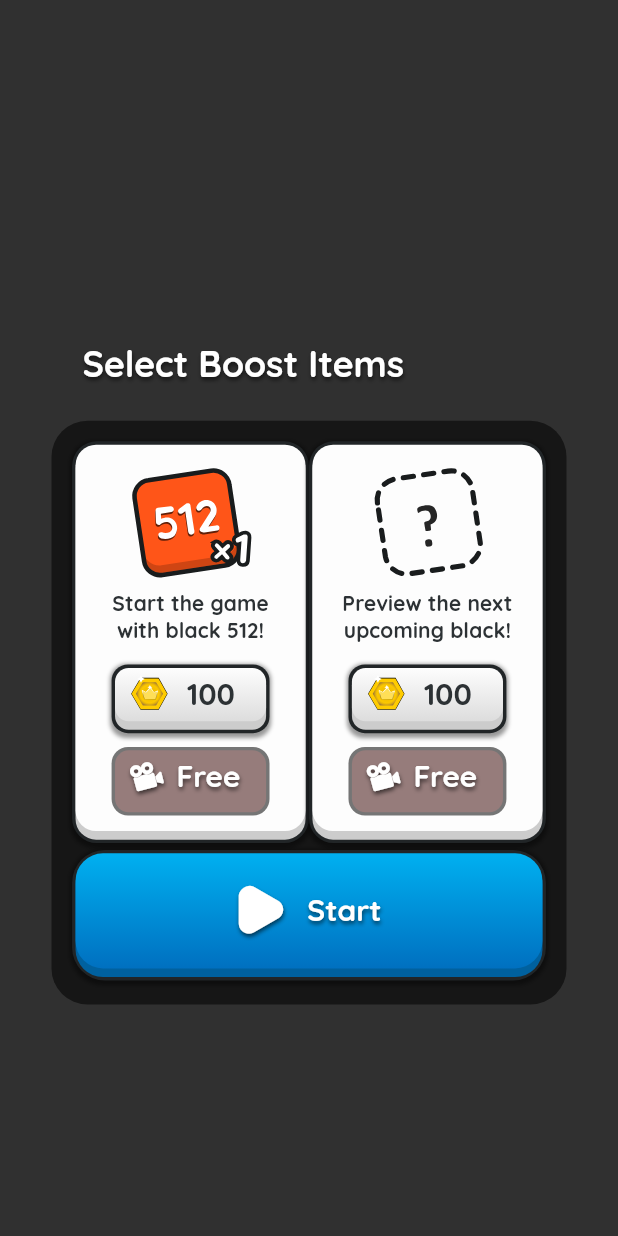
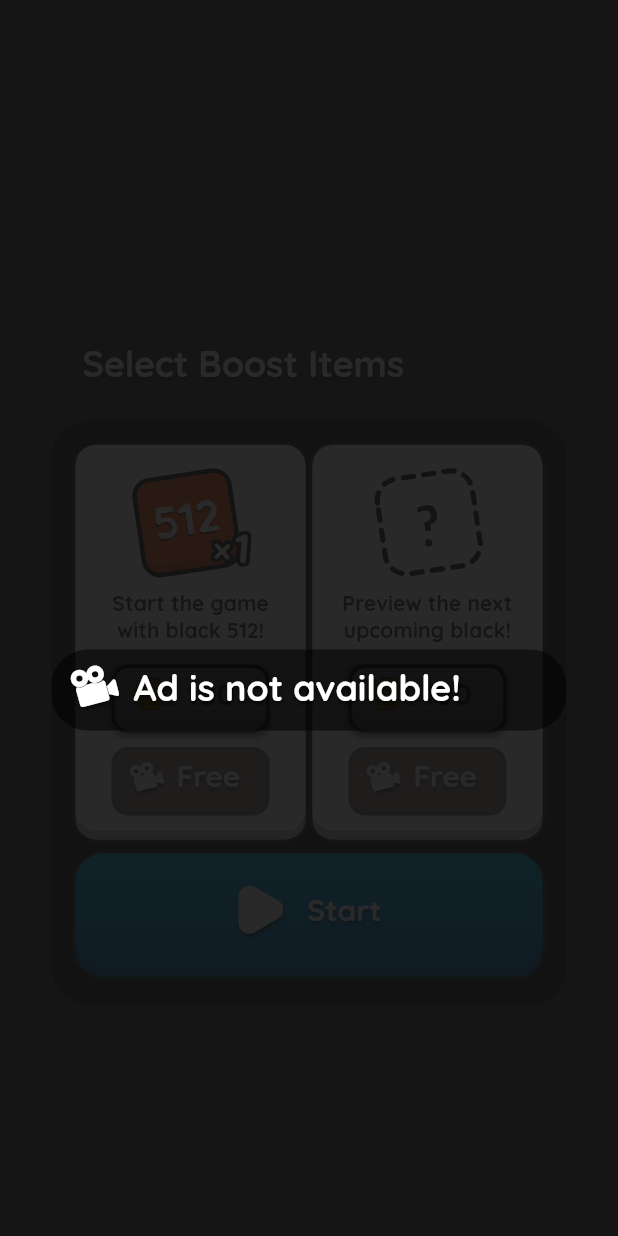
Before and after one commit to manjav/shooddice, a Flutter app: the screen it shows after launch, after a tap on an icon or button, on a phone screen of 412 x 824 dp. Run offline on Flutter 3.47's test engine with Material 2 defaults, Android fonts, the phone set to English and light mode, and no system bars; our stand-ins replace device_info, firebase_analytics, firebase_core, flutter_local_notifications, flutter_svg, in_app_purchase and 4 more; missing offline and left inert: appsflyer_sdk, flame, flame_svg, games_services, in_app_purchase_android, smartlook and 2 more; accounts and stored records are empty; statements that could not run were skipped.

Commit message:
Add error message for disable button

```diff
--- a/numbers/lib/overlays/all.dart
+++ b/numbers/lib/overlays/all.dart
@@ -123,6 +123,7 @@ class Overlays {
                 right: 0,
                 child: BumpedButton(
                     cornerRadius: 16.d,
+                    errorMessage: Ads.errorMessage(theme),
                     isEnable: numRevive < 2 && Ads.isReady(),
                     onTap: () => _buttonsClick(context, "revive", 0,
                         adId: AdPlace.Rewarded),
@@ -191,6 +192,7 @@ class Overlays {
                   cornerRadius: 16.d,
                   isEnable: Ads.isReady(),
                   colors: TColors.orange.value,
+                  errorMessage: Ads.errorMessage(theme),
                   onTap: () => _buttonsClick(
                       context, "record", rewardCoef * reward,
                       adId: AdPlace.Rewarded),
@@ -272,6 +274,7 @@ class Overlays {
                   cornerRadius: 16.d,
                   isEnable: Ads.isReady(),
                   colors: TColors.orange.value,
+                  errorMessage: Ads.errorMessage(theme),
                   onTap: () => _buttonsClick(
                       context, "big", reward * rewardCoef,
                       adId: AdPlace.Rewarded),
@@ -434,6 +437,7 @@ class Overlays {
                                   cornerRadius: 8.d,
                                   isEnable: Ads.isReady(),
                                   colors: TColors.orange.value,
+                                  errorMessage: Ads.errorMessage(theme),
                                   content: Row(children: [
                                     SVG.icon("0", theme, scale: 0.7),
                                     Expanded(
@@ -482,4 +486,15 @@ class Overlays {
     if (coin != 0) Pref.coin.increase(coin);
     Navigator.of(context).pop(type);
   }
+
+  static Widget message(BuildContext context, Widget? content) {
+    return basic(context,
+        hasClose: false,
+        sfx: "merge-9",
+        coinButton: SizedBox(),
+        scoreButton: SizedBox(),
+        padding: EdgeInsets.fromLTRB(12, 4, 12, 8),
+        height: 54,
+        content: content);
+  }
 }
--- a/numbers/lib/overlays/shop.dart
+++ b/numbers/lib/overlays/shop.dart
@@ -151,6 +151,7 @@ class _ShopOverlayState extends State<ShopOverlay> {
                               cornerRadius: 16.d,
                               isEnable: Ads.isReady(),
                               colors: TColors.orange.value,
+                              errorMessage: Ads.errorMessage(theme),
                               onTap: _freeCoin,
                               content: Row(children: [
                                 SVG.icon("0", theme),
--- a/numbers/lib/utils/ads.dart
+++ b/numbers/lib/utils/ads.dart
@@ -1,7 +1,10 @@
 import 'dart:async';
 import 'dart:collection';
 
+import 'package:flutter/cupertino.dart';
 import 'package:flutter/foundation.dart';
+import 'package:flutter/material.dart';
+import 'package:numbers/utils/utils.dart';
 import 'package:unity_ads_plugin/unity_ads.dart';
 
 class Ads {
@@ -43,6 +46,14 @@ class Ads {
     while (_lastAdState == UnityAdState.started) await Future.delayed(d);
     return _lastAdState == UnityAdState.complete;
   }
+
+  static Widget errorMessage(ThemeData theme) {
+    return Row(children: [
+      SVG.icon("0", theme),
+      SizedBox(width: 8.d),
+      Text("Ad is not available!", style: theme.textTheme.headline4)
+    ]);
+  }
 }
 
 enum AdPlace { Rewarded, Interstitial, Banner }
--- a/numbers/lib/widgets/buttons.dart
+++ b/numbers/lib/widgets/buttons.dart
@@ -2,6 +2,7 @@ import 'dart:ui' as ui;
 
 import 'package:flutter/cupertino.dart';
 import 'package:flutter/material.dart';
+import 'package:numbers/overlays/all.dart';
 import 'package:numbers/utils/sounds.dart';
 import 'package:numbers/utils/themes.dart';
 import 'package:numbers/utils/utils.dart';
@@ -13,6 +14,7 @@ class BumpedButton extends StatefulWidget {
   final List<Color>? colors;
   final Function()? onTap;
   final double? cornerRadius;
+  final Widget? errorMessage;
 
   BumpedButton(
       {Key? key,
@@ -21,6 +23,7 @@ class BumpedButton extends StatefulWidget {
       this.content,
       this.padding,
       this.colors,
+      this.errorMessage,
       this.cornerRadius})
       : super(key: key);
   @override
@@ -42,6 +45,9 @@ class _BumpedButtonState extends State<BumpedButton> {
           if (enable) {
             Sound.play("button-up");
             widget.onTap?.call();
+          } else if (widget.errorMessage != null) {
+            Rout.push(context, Overlays.message(context, widget.errorMessage),
+                barrierDismissible: true);
           }
         },
         onTapDown: (details) {
--- a/numbers/lib/widgets/components.dart
+++ b/numbers/lib/widgets/components.dart
@@ -66,7 +66,7 @@ class Components {
             decoration: ButtonDecor(TColors.whiteFlat.value, 12.d, true, false),
             child: Column(mainAxisAlignment: MainAxisAlignment.end, children: [
               Row(mainAxisAlignment: MainAxisAlignment.center, children: [
-              SVG.show(boost, 72.d),
+                SVG.show(boost, 72.d),
                 _has(boost) ? SVG.show("accept", 24.d) : SizedBox()
               ]),
               Text(title,
@@ -93,6 +93,7 @@ class Components {
                   height: 40.d,
                   child: BumpedButton(
                       cornerRadius: 8.d,
+                      errorMessage: Ads.errorMessage(theme),
                       isEnable: !_has(boost) && Ads.isReady(),
                       colors: TColors.orange.value,
                       content: Row(children: [
```
